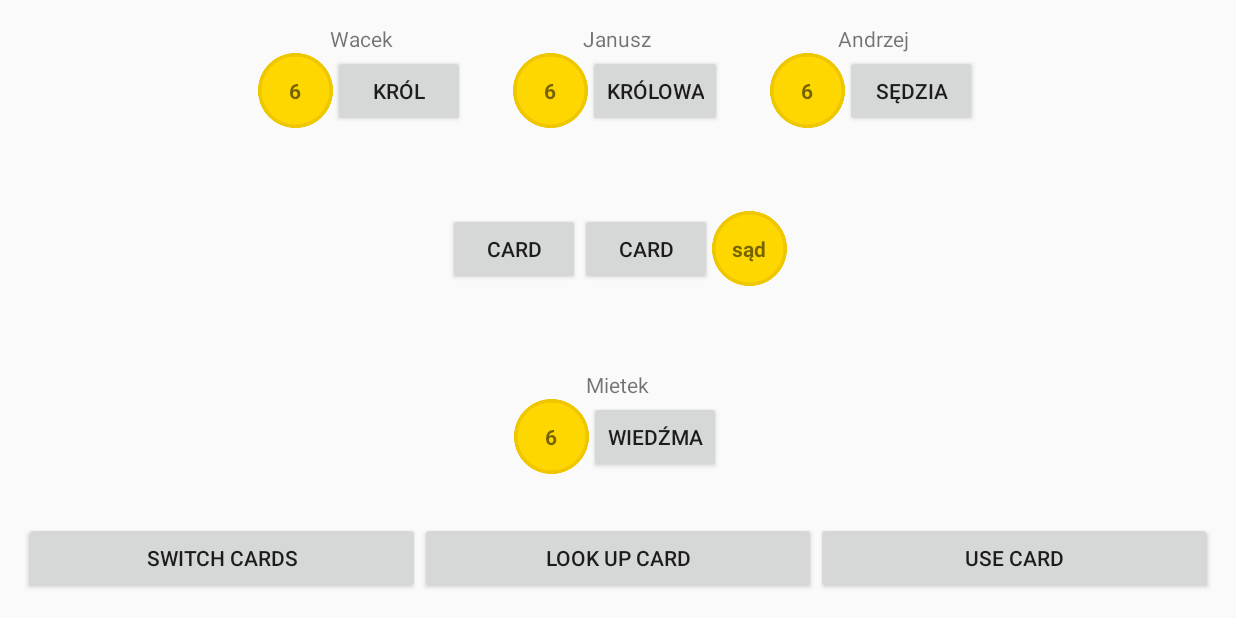
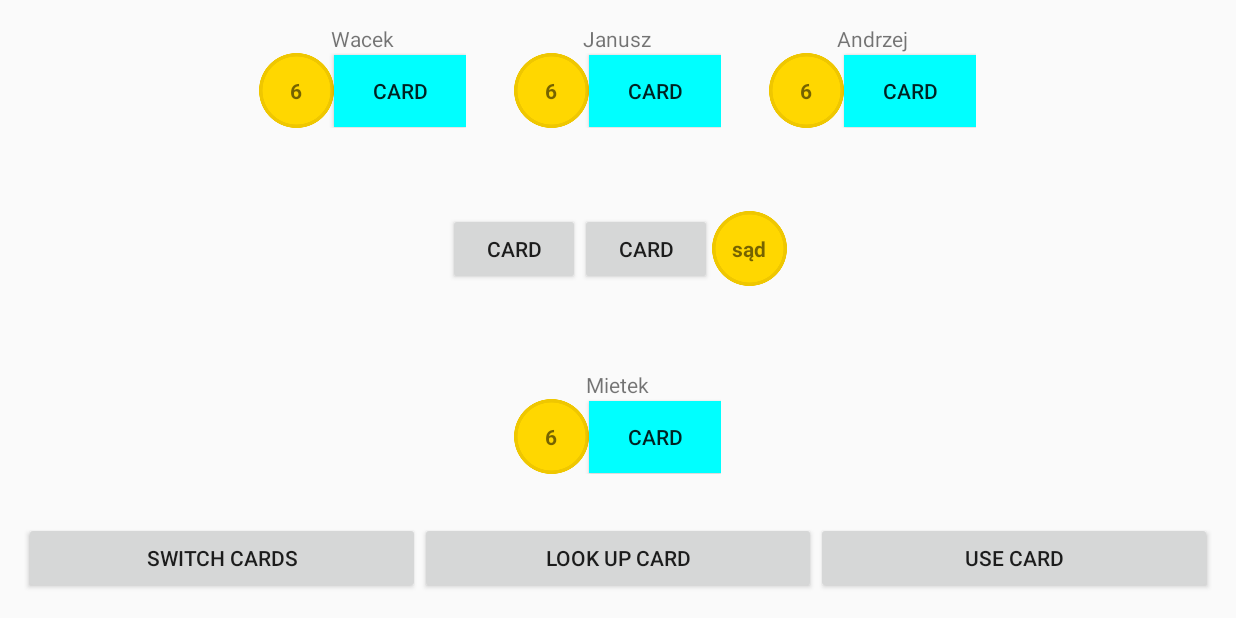
Before and after one commit to elpassion/el-abyrinth-android, an Android app: the screen it shows after launch (MainActivity), on a phone screen of 824 x 412 dp (held sideways). Run offline under Robolectric (Android 15) with nearby library versions, the phone set to English and light mode, and no system bars.

Commit message:
Player custom view created

```diff
--- a/app/src/main/java/pl/elpassion/elmascarar/MainActivity.kt
+++ b/app/src/main/java/pl/elpassion/elmascarar/MainActivity.kt
@@ -2,33 +2,36 @@ package pl.elpassion.elmascarar
 
 import android.os.Bundle
 import android.support.v7.app.AppCompatActivity
-import android.util.Log
-import org.phoenixframework.channels.Socket
 import android.widget.LinearLayout
 import pl.elpassion.elmascarar.dataModel.Card
+import pl.elpassion.elmascarar.dataModel.Game
 import pl.elpassion.elmascarar.dataModel.Player
+import pl.elpassion.elmascarar.viewModels.GameView
+import pl.elpassion.elmascarar.viewModels.PlayerView
+import java.util.*
 
 class MainActivity : AppCompatActivity() {
     val playerList by lazy { findViewById(R.id.player_list) as LinearLayout }
     val playerView by lazy { findViewById(R.id.player_view) as LinearLayout }
+
     override fun onCreate(savedInstanceState: Bundle?) {
         super.onCreate(savedInstanceState)
         setContentView(R.layout.activity_main)
 
-        val socket = Socket("ws://el-mascarar.herokuapp.com/socket/websocket")
-        socket.connect()
-        val channel = socket.chan("games:lobby", null)
+        //        val socket = Socket("ws://el-mascarar.herokuapp.com/socket/websocket")
+        //        socket.connect()
+        //        val channel = socket.chan("games:lobby", null)
+        //
+        //        channel.on("shout", { envelope -> Log.e("MESSAGE SHOUT: ", envelope.toString()) })
+        //
+        //        channel.join().receive("ok", { envelope ->
+        //            Log.e("MESSAGE OK: ", envelope.toString())
+        //            channel.push("shout", null)
+        //        }).receive("ignore", { envelope -> Log.e("MESSAGE IGNORE: ", envelope.toString()) })
 
-        channel.on("shout", { envelope -> Log.e("MESSAGE SHOUT: ", envelope.toString()) })
+        for (player in Player.players)
+            playerList.addView(PlayerView(this, player))
 
-        channel.join().receive("ok", { envelope ->
-            Log.e("MESSAGE OK: ", envelope.toString())
-            channel.push("shout", null)
-        }).receive("ignore", { envelope -> Log.e("MESSAGE IGNORE: ", envelope.toString()) })
-
-        playerList.addView(Player(this, "Wacek", Card("Król")))
-        playerList.addView(Player(this, "Janusz", Card("Królowa")))
-        playerList.addView(Player(this, "Andrzej", Card("Sędzia")))
-        playerView.addView(Player(this, "Mietek", Card("Wiedźma")))
+        playerView.addView(PlayerView(this, Player("Mietek", Card("Wiedźma"))))
     }
 }
--- a/app/src/main/java/pl/elpassion/elmascarar/dataModel/Card.kt
+++ b/app/src/main/java/pl/elpassion/elmascarar/dataModel/Card.kt
@@ -1,4 +1,4 @@
 package pl.elpassion.elmascarar.dataModel
 
-class Card(var name: String) {
+class Card(val name: String, val isFaceDown: Boolean = true) {
 }
--- a/app/src/main/java/pl/elpassion/elmascarar/dataModel/Game.kt
+++ b/app/src/main/java/pl/elpassion/elmascarar/dataModel/Game.kt
@@ -2,6 +2,6 @@ package pl.elpassion.elmascarar.dataModel
 
 import java.util.*
 
-class Game(var players: MutableList<Player>, var cards: MutableList<Card> = ArrayList(), var courtMoney: Int = 0) {
+class Game(val players: MutableList<Player>, val cards: MutableList<Card> = ArrayList(), val courtMoney: Int = 0, val activePlayerId: Int = 0) {
 
 }
--- a/app/src/main/java/pl/elpassion/elmascarar/dataModel/Player.kt
+++ b/app/src/main/java/pl/elpassion/elmascarar/dataModel/Player.kt
@@ -1,21 +1,8 @@
 package pl.elpassion.elmascarar.dataModel
 
-import android.content.Context
-import android.widget.Button
-import android.widget.LinearLayout
-import android.widget.TextView
-import pl.elpassion.elmascarar.R
-
-class Player(context: Context, val name: String, var card: Card, var money: Int = 6) : LinearLayout(context) {
-    val layout by lazy { inflate(context, R.layout.player_view, this) as LinearLayout }
-    val nameView by lazy { layout.findViewById(R.id.player_name) as TextView }
-    val moneyView by lazy { layout.findViewById(R.id.money) as TextView }
-    val cardButton by lazy { layout.findViewById(R.id.card) as Button }
-
-    init {
-        nameView.text = name.toString()
-        moneyView.text = money.toString()
-        cardButton.text = card.name
+class Player(val name: String, val card: Card, val money: Int = 6, val id: Int = 0) {
+    companion object {
+        var players = listOf(Player("Wacek", Card("Król")), Player("Janusz", Card("Królowa")), Player("Andrzej", Card("Sędzia")))
     }
 
     fun switchCardsWith(player: Player) {
--- /dev/null
+++ b/app/src/main/java/pl/elpassion/elmascarar/viewModels/PlayerView.kt
@@ -0,0 +1,25 @@
+package pl.elpassion.elmascarar.viewModels
+
+import android.content.Context
+import android.graphics.Color
+import android.widget.Button
+import android.widget.LinearLayout
+import android.widget.TextView
+import pl.elpassion.elmascarar.R
+import pl.elpassion.elmascarar.dataModel.Player
+
+class PlayerView(context: Context,val player: Player) : LinearLayout(context) {
+    val layout by lazy { LinearLayout.inflate(context, R.layout.player_view, this) as LinearLayout }
+    val nameView by lazy { layout.findViewById(R.id.player_name) as TextView }
+    val moneyView by lazy { layout.findViewById(R.id.money) as TextView }
+    val cardButton by lazy { layout.findViewById(R.id.card) as Button }
+
+    init {
+        nameView.text = player.name.toString()
+        moneyView.text = player.money.toString()
+        if(player.card.isFaceDown)
+            cardButton.setBackgroundColor(Color.CYAN)
+        else
+            cardButton.text = player.card.name
+    }
+}
--- a/app/src/main/res/layout/content_main.xml
+++ b/app/src/main/res/layout/content_main.xml
@@ -14,11 +14,11 @@
 
     <include layout="@layout/table" />
 
-   <LinearLayout
-       android:orientation="horizontal"
-       android:id="@+id/player_view"
-       android:layout_width="wrap_content"
-       android:layout_height="wrap_content"/>
+    <LinearLayout
+        android:id="@+id/player_view"
+        android:layout_width="wrap_content"
+        android:layout_height="wrap_content"
+        android:orientation="horizontal" />
 
     <include layout="@layout/buttons" />
 </LinearLayout>
--- a/app/src/main/res/layout/player_view.xml
+++ b/app/src/main/res/layout/player_view.xml
@@ -28,9 +28,10 @@
 
         <Button
             android:id="@+id/card"
+            style="@style/card_style"
             android:layout_width="wrap_content"
             android:layout_height="wrap_content"
-            android:text="Card" />
+            android:text="@string/card_back" />
     </LinearLayout>
 
 </LinearLayout>
--- a/app/src/main/res/layout/table.xml
+++ b/app/src/main/res/layout/table.xml
@@ -8,16 +8,21 @@
     android:padding="@dimen/app_padding">
 
     <Button
+        android:id="@+id/game_card_1"
+        style="@style/card_style"
         android:layout_width="wrap_content"
         android:layout_height="wrap_content"
-        android:text="card" />
+        android:text="@string/card_back" />
 
     <Button
+        android:id="@+id/game_card_2"
+        style="@style/card_style"
         android:layout_width="wrap_content"
         android:layout_height="wrap_content"
-        android:text="card" />
+        android:text="@string/card_back" />
 
     <TextView
+        android:id="@+id/court_money"
         style="@style/coin_style"
         android:layout_width="@dimen/coin_size"
         android:layout_height="@dimen/coin_size"
--- a/app/src/main/res/values/strings.xml
+++ b/app/src/main/res/values/strings.xml
@@ -1,4 +1,5 @@
 <resources>
     <string name="app_name">EL Mascarar</string>
     <string name="action_settings">Settings</string>
+    <string name="card_back">card</string>
 </resources>
--- a/app/src/main/res/values/styles.xml
+++ b/app/src/main/res/values/styles.xml
@@ -22,4 +22,7 @@
         <item name="android:textStyle">bold</item>
         <item name="android:background">@drawable/coin</item>
     </style>
+    <style name="card_style">
+        <item name="android:clickable">false</item>
+    </style>
 </resources>
```
